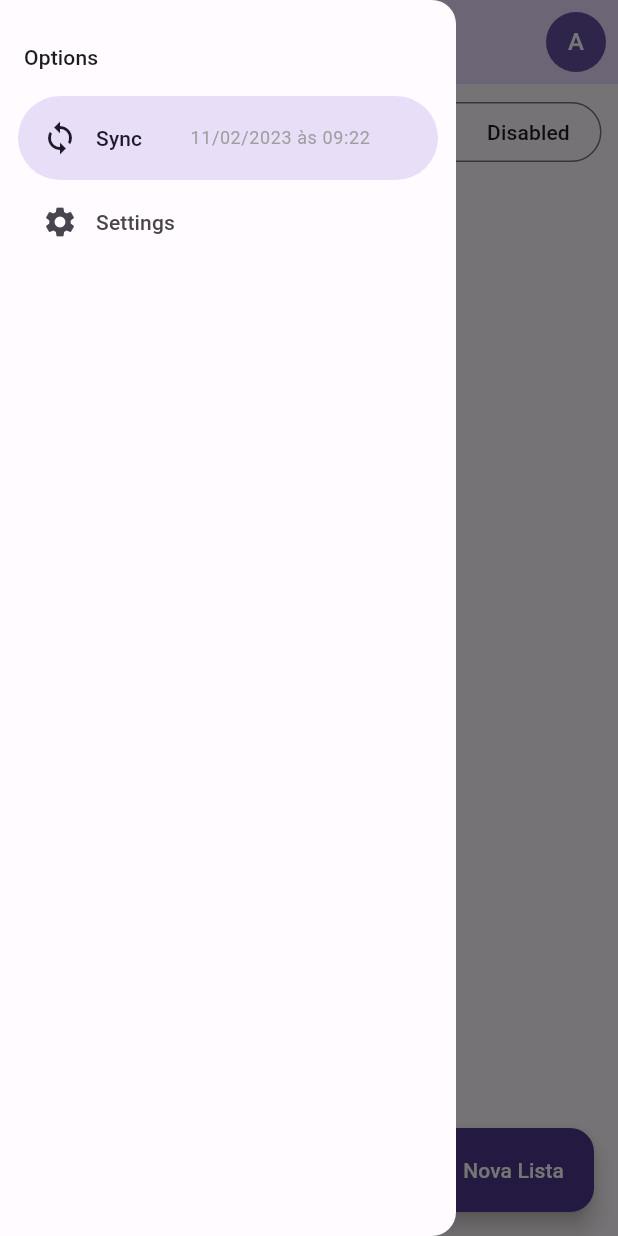
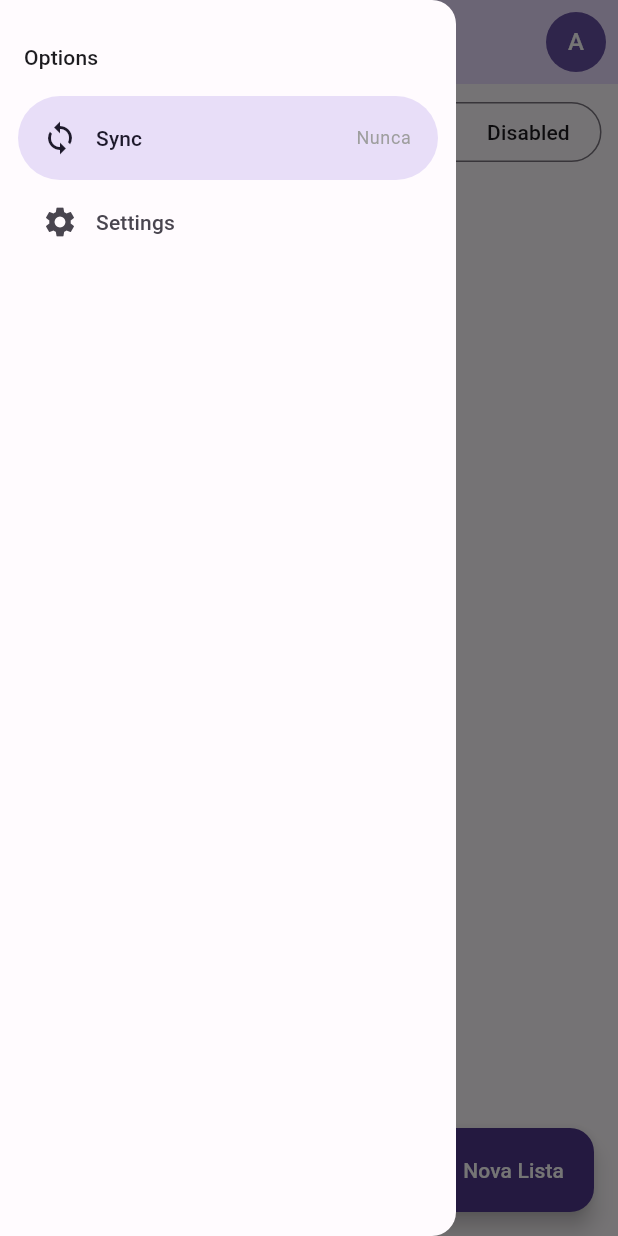
Before and after one commit to AntonioMarcosRosa/flutterando_listinha, a Flutter app: the screen it shows after launch, in the side drawer, after a tap on "Sync", on a phone screen of 412 x 824 dp. Run offline on Flutter 3.47's test engine with Material 2 defaults, Android fonts, the phone set to English and light mode, and no system bars; our stand-ins replace flutter_modular, realm; generated files the repository leaves out were written again.

```diff
--- a/listinha-app/lib/src/app_module.dart
+++ b/listinha-app/lib/src/app_module.dart
@@ -1,11 +1,14 @@
 import 'package:flutter_modular/flutter_modular.dart';
 import 'package:listinha_app/src/configuration/settings_page.dart';
 import 'package:listinha_app/src/home/home_module.dart';
+import 'package:listinha_app/src/shared/services/realm/realm_config.dart';
 import 'package:listinha_app/src/shared/stores/app_store.dart';
+import 'package:realm/realm.dart';
 
 class AppModule extends Module {
   @override
   List<Bind<Object>> get binds => [
+        Bind.instance<Realm>(Realm(config)),
         Bind.singleton((i) => AppStore()),
       ];
 
--- a/listinha-app/lib/src/home/widgets/custom_drawer_widget.dart
+++ b/listinha-app/lib/src/home/widgets/custom_drawer_widget.dart
@@ -1,10 +1,24 @@
 import 'package:flutter/material.dart';
+import 'package:flutter_modular/flutter_modular.dart';
+import 'package:intl/intl.dart';
+import 'package:listinha_app/src/shared/stores/app_store.dart';
 
 class CustomDrawerWidget extends StatelessWidget {
   const CustomDrawerWidget({super.key});
 
   @override
   Widget build(BuildContext context) {
+    final appStore = context.watch<AppStore>(
+      (store) => store.syncDate,
+    );
+    final syncDate = appStore.syncDate.value;
+    var syncDateText = 'Nunca';
+
+    if (syncDate != null) {
+      final format = DateFormat('dd/MM/yyyy às hh:mm');
+      syncDateText = format.format(syncDate);
+    }
+
     return NavigationDrawer(
       onDestinationSelected: (index) {
         if (index == 1) {
@@ -21,18 +35,21 @@ class CustomDrawerWidget extends StatelessWidget {
         ),
         NavigationDrawerDestination(
           icon: const Icon(Icons.sync),
-          label: Row(
+          label: SizedBox(
+            width: 210,
+            child: Row(
               children: [
                 const Text('Sync'),
-              const SizedBox(width: 32),
+                const Spacer(),
                 Text(
-                '11/02/2023 às 09:22',
+                  syncDateText,
                   style: Theme.of(context)
                       .textTheme
                       .bodySmall!
                       .copyWith(color: Colors.grey),
                 ),
               ],
+            ),
           ),
         ),
         const NavigationDrawerDestination(
--- /dev/null
+++ b/listinha-app/lib/src/shared/services/realm/realm_config.dart
@@ -0,0 +1,11 @@
+import 'package:realm/realm.dart';
+import 'models/settings_model.dart';
+
+LocalConfiguration config = Configuration.local(
+  [
+    SettingsModel.schema,
+  ],
+  initialDataCallback: (realm) {
+    realm.add(SettingsModel('system'));
+  },
+);
--- a/listinha-app/lib/src/shared/stores/app_store.dart
+++ b/listinha-app/lib/src/shared/stores/app_store.dart
@@ -2,6 +2,15 @@ import 'package:flutter/material.dart';
 
 class AppStore {
   final themeMode = ValueNotifier(ThemeMode.system);
+  final syncDate = ValueNotifier<DateTime?>(null);
+
+  AppStore();
+
+  void init() {}
+
+  void save() {
+    // TODO: Salvar quando alterar o estado.
+  }
 
   void changeTheme(ThemeMode? mode) {
     if (mode != null) {
@@ -10,7 +19,9 @@ class AppStore {
     }
   }
 
-  void save() {
-    // TODO: Salvar quando alterar o estado.
+  void setSyncDate(DateTime date) {
+    syncDate.value = date;
+    save();
   }
+
 }
--- a/listinha-app/pubspec.yaml
+++ b/listinha-app/pubspec.yaml
@@ -10,6 +10,7 @@ dependencies:
   flutter:
     sdk: flutter
   flutter_modular: ^5.0.3
+  intl: ^0.18.0
   realm: ^1.0.0
   result_dart: ^1.0.5
   uno: ^1.0.1+5
```
Also changed, not shown: listinha-app/lib/src/shared/services/realm/models/settings_model.dart (added, +8 -0 lines), listinha-app/lib/src/shared/services/realm/models/settings_model.g.dart (added), listinha-app/pubspec.lock. Lines whose indentation alone changed are shown as unchanged.
